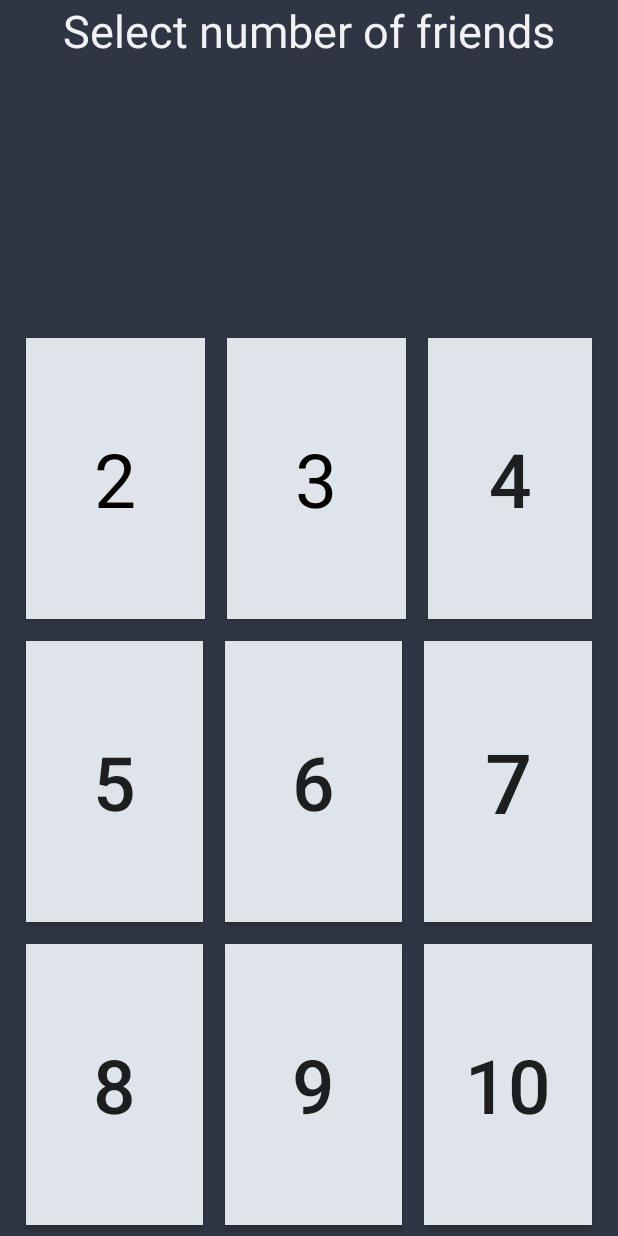
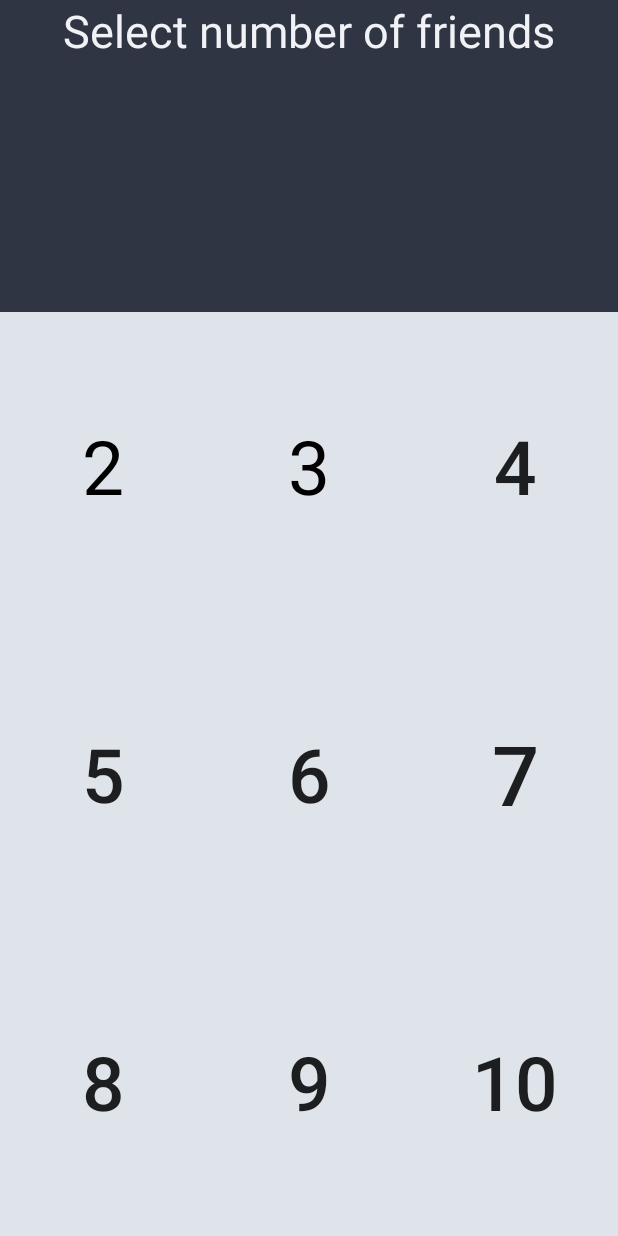
Before and after one commit to Jasmit6310/Appvala, an Android app: the screen it shows after launch (FirstPage), on a phone screen of 412 x 824 dp. Run offline under Robolectric (Android 15) with nearby library versions, the phone set to English and light mode, and no system bars.

Commit message:
Initial UI created

```diff
--- a/app/src/main/res/layout/activity_main2.xml
+++ b/app/src/main/res/layout/activity_main2.xml
@@ -27,30 +27,25 @@
 
         <LinearLayout
             android:layout_width="match_parent"
-            android:layout_height="10dp"
+            android:layout_height="0dp"
 
             android:layout_weight="1"
-            android:layout_marginTop="10dp"
-            android:layout_marginRight="10dp"
-            android:layout_marginLeft="10dp"
             android:orientation="horizontal">
 
             <Button
                 android:id="@+id/btn_1_1"
                 style="@android:style/Widget.Button"
-                android:layout_width="10dp"
+                android:layout_width="0dp"
                 android:layout_height="match_parent"
                 android:layout_weight="1"
                 android:background="#dfe4ea"
-                android:layout_margin="7dp"
                 android:text="2"
                 android:textSize="50dp" />
 
             <Button
                 android:id="@+id/btn_1_2"
                 style="@android:style/Widget.Button.Small"
-                android:layout_width="10dp"
-                android:layout_margin="7dp"
+                android:layout_width="0dp"
                android:layout_height="match_parent"
                 android:layout_weight="1"
                 android:background="#dfe4ea"
@@ -63,7 +58,6 @@
                 android:layout_height="match_parent"
                 android:layout_weight="1"
                 android:background="#dfe4ea"
-                android:layout_margin="7dp"
                 android:text="4"
                 android:textSize="50dp" />
 
@@ -72,19 +66,15 @@
         <LinearLayout
             android:layout_width="match_parent"
 
-            android:layout_height="10dp"
+            android:layout_height="0dp"
 
-            android:layout_marginLeft="10dp"
-            android:layout_marginRight="10dp"
-            android:layout_marginTop="0dp"
             android:layout_weight="1"
             android:orientation="horizontal">
 
             <Button
                 android:id="@+id/btn_2_1"
-                android:layout_width="10dp"
+                android:layout_width="0dp"
                 android:layout_height="match_parent"
-                android:layout_margin="7dp"
                 android:layout_weight="1"
                 android:background="#dfe4ea"
                 android:text="5"
@@ -92,9 +82,8 @@
 
             <Button
                 android:id="@+id/btn_2_2"
-                android:layout_width="10dp"
+                android:layout_width="0dp"
                 android:layout_height="match_parent"
-                android:layout_margin="7dp"
                 android:layout_weight="1"
                 android:background="#dfe4ea"
                 android:text="6"
@@ -102,9 +91,8 @@
 
             <Button
                 android:id="@+id/btn_2_3"
-                android:layout_width="3dp"
+                android:layout_width="0dp"
                 android:layout_height="match_parent"
-                android:layout_margin="7dp"
                 android:layout_weight="1"
                 android:background="#dfe4ea"
                 android:text="7"
@@ -114,18 +102,15 @@
 
         <LinearLayout
             android:layout_width="match_parent"
-            android:layout_height="10dp"
+            android:layout_height="0dp"
             android:layout_gravity="center_horizontal"
             android:layout_weight="1"
 
-            android:layout_marginRight="10dp"
-            android:layout_marginLeft="10dp"
             android:orientation="horizontal">
 
             <Button
                 android:id="@+id/btn_3_1"
-                android:layout_width="10dp"
-                android:layout_margin="7dp"
+                android:layout_width="0dp"
                 android:layout_height="match_parent"
                 android:layout_weight="1"
                 android:background="#dfe4ea"
@@ -134,8 +119,7 @@
 
             <Button
                 android:id="@+id/btn_3_2"
-                android:layout_width="10dp"
-                android:layout_margin="7dp"
+                android:layout_width="0dp"
                 android:layout_height="match_parent"
                 android:layout_weight="1"
                 android:background="#dfe4ea"
@@ -144,9 +128,8 @@
 
             <Button
                 android:id="@+id/btn_3_3"
-                android:layout_width="4dp"
+                android:layout_width="0dp"
                 android:layout_height="match_parent"
-                android:layout_margin="7dp"
                 android:layout_weight="1"
                 android:background="#dfe4ea"
                 android:text="10"
```
Also changed, not shown: app/src/main/java/com/example/dell/myapplication/three_user_info.java (added, +13 -0 lines), app/src/main/res/layout/activity_three_user_info.xml (added, +18 -0 lines).
